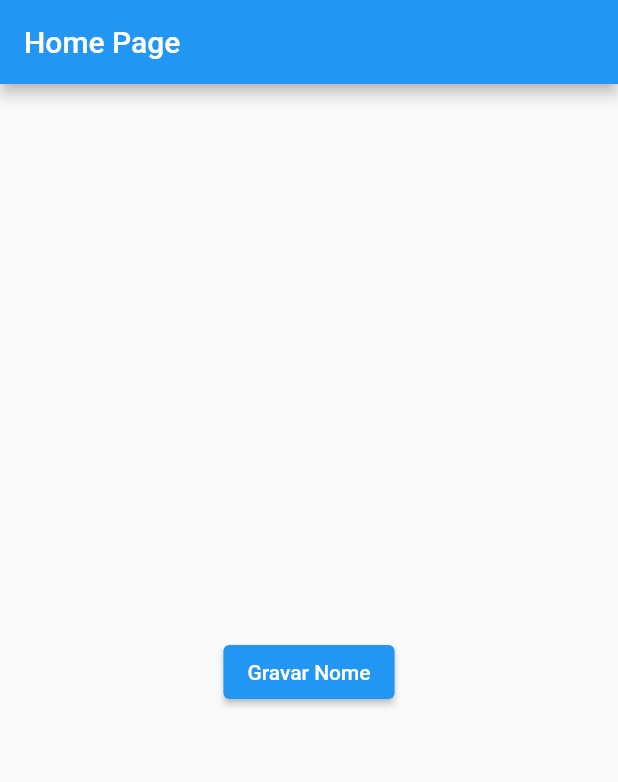
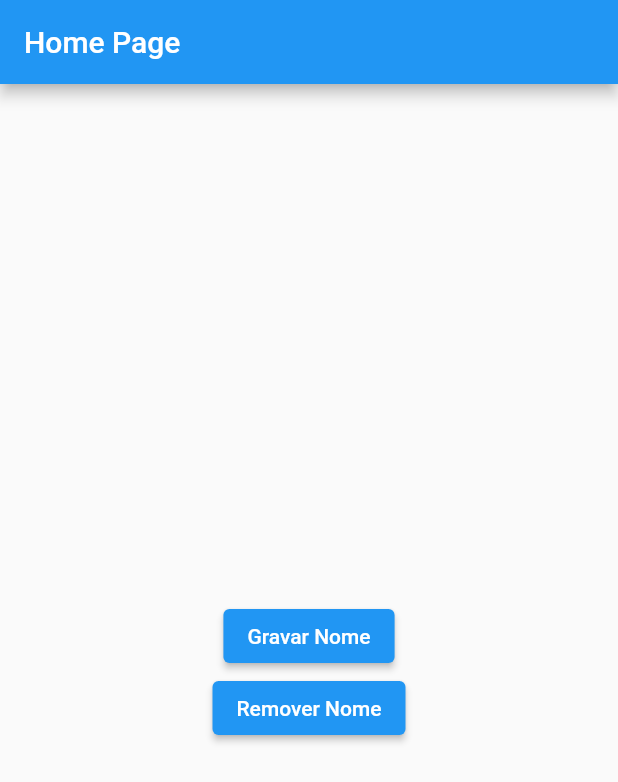
Before and after one commit to dariopmaciel/get_storage_example, a Flutter app: the screen it shows after launch, on a phone screen of 412 x 824 dp. Shown: the top 782 px of the screen. Run offline on Flutter 3.47's test engine with Material 3 defaults, Android fonts, the phone set to English and light mode, and no system bars; our stand-ins replace get_storage.

Commit message:
gravar e remover da memoria

```diff
--- a/lib/pages/home/home_page.dart
+++ b/lib/pages/home/home_page.dart
@@ -32,6 +32,16 @@ class _HomePageState extends State<HomePage> {
               },
               child: const Text('Gravar Nome'),
             ),
+             ElevatedButton(
+              onPressed: () {
+                GetStorage().remove('nameKey');
+                setState(() {
+
+                });
+              },
+              child: const Text('Remover Nome'),
+            ),
+
           ],
         ),
       ),
```
